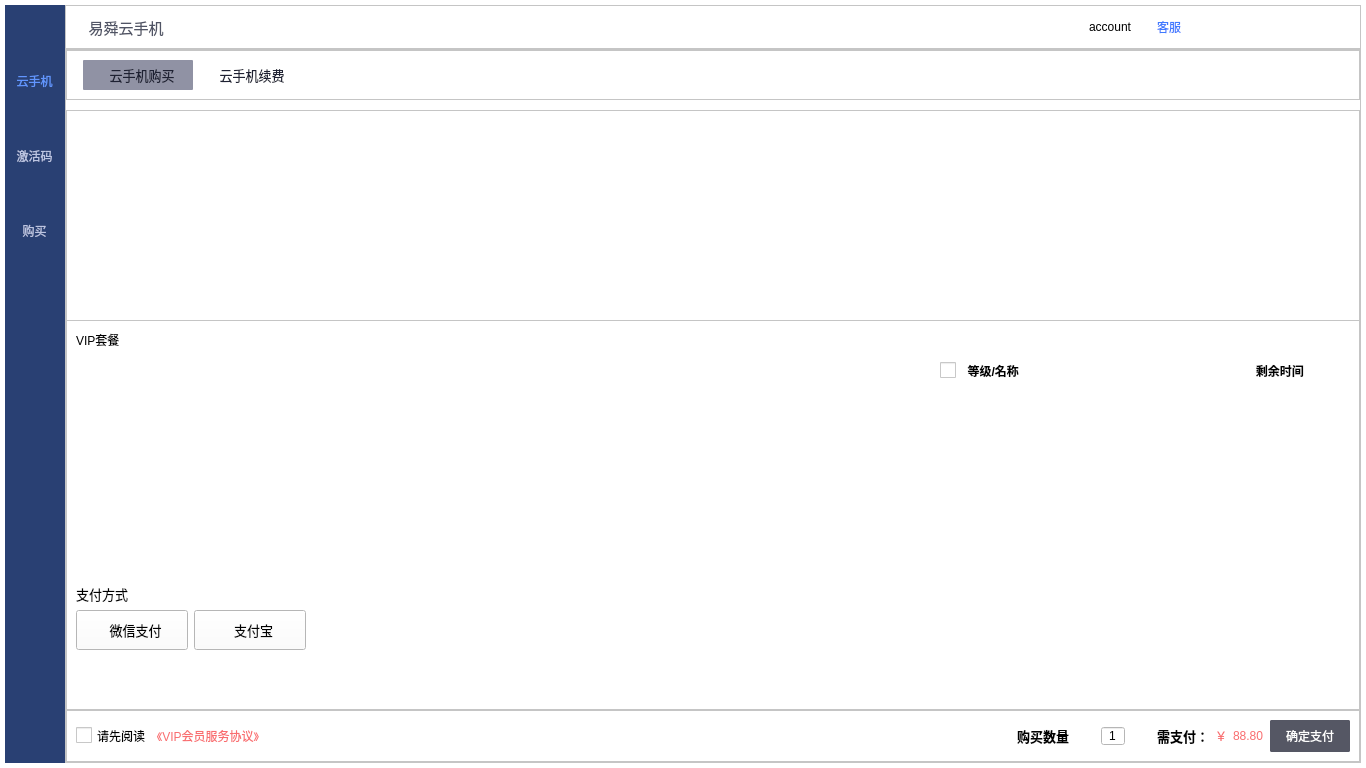
This is mainwindow.ui in ZhouMei20220810/TEST as Qt 5 draws it before an edit. The edited form follows.
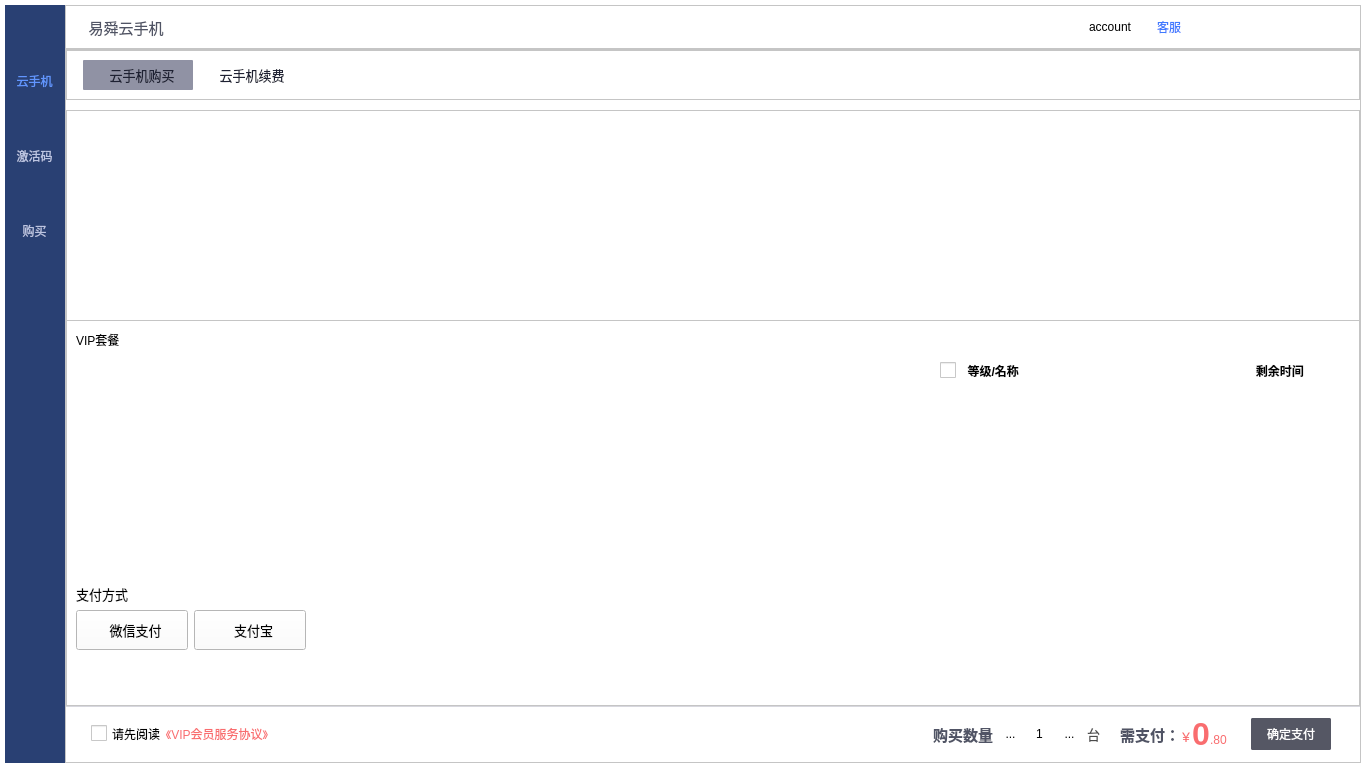
This is the edited form. The open tabs and pages were chosen to show the change. Icons and pictures are not drawn. Custom widgets are drawn as their Qt base class.

```diff
--- a/mainwindow.ui
+++ b/mainwindow.ui
@@ -10,6 +10,12 @@
     <height>768</height>
    </rect>
   </property>
+  <property name="minimumSize">
+   <size>
+    <width>0</width>
+    <height>0</height>
+   </size>
+  </property>
   <property name="windowTitle">
    <string>MainWindow</string>
   </property>
@@ -3624,8 +3630,8 @@
                     <rect>
                      <x>0</x>
                      <y>0</y>
-                     <width>1272</width>
-                     <height>200</height>
+                     <width>1290</width>
+                     <height>218</height>
                     </rect>
                    </property>
                    <property name="mouseTracking">
@@ -3643,7 +3649,7 @@
                 <bool>true</bool>
                </property>
                <property name="styleSheet">
-                <string notr="true">QFrame {border-bottom: 1px solid #D7D7DE;}</string>
+                <string notr="true"/>
                </property>
                <property name="frameShape">
                 <enum>QFrame::StyledPanel</enum>
@@ -3835,6 +3841,9 @@
                       <property name="mouseTracking">
                        <bool>true</bool>
                       </property>
+                      <property name="styleSheet">
+                       <string notr="true">QFrame {border-bottom: 1px solid #D7D7DE;}</string>
+                      </property>
                       <layout class="QVBoxLayout" name="verticalLayout_7">
                        <item>
                         <layout class="QHBoxLayout" name="horizontalLayout_12">
@@ -4264,6 +4273,15 @@
                  <height>0</height>
                 </size>
                </property>
+               <property name="maximumSize">
+                <size>
+                 <width>16777215</width>
+                 <height>56</height>
+                </size>
+               </property>
+               <property name="styleSheet">
+                <string notr="true">QFrame {border-top: 1px solid #D7D7DE;}</string>
+               </property>
                <property name="frameShape">
                 <enum>QFrame::StyledPanel</enum>
                </property>
@@ -4271,6 +4289,15 @@
                 <enum>QFrame::Raised</enum>
                </property>
                <layout class="QHBoxLayout" name="horizontalLayout_7">
+                <property name="spacing">
+                 <number>0</number>
+                </property>
+                <property name="leftMargin">
+                 <number>24</number>
+                </property>
+                <property name="rightMargin">
+                 <number>28</number>
+                </property>
                 <item>
                  <widget class="QCheckBox" name="checkBox">
                   <property name="cursor">
@@ -4352,43 +4379,129 @@
                  </spacer>
                 </item>
                 <item>
+                 <widget class="QFrame" name="frame_25">
+                  <property name="minimumSize">
+                   <size>
+                    <width>0</width>
+                    <height>0</height>
+                   </size>
+                  </property>
+                  <property name="styleSheet">
+                   <string notr="true">border:none;</string>
+                  </property>
+                  <property name="frameShape">
+                   <enum>QFrame::StyledPanel</enum>
+                  </property>
+                  <property name="frameShadow">
+                   <enum>QFrame::Raised</enum>
+                  </property>
+                  <layout class="QHBoxLayout" name="horizontalLayout_14">
+                   <property name="spacing">
+                    <number>8</number>
+                   </property>
+                   <property name="leftMargin">
+                    <number>0</number>
+                   </property>
+                   <property name="topMargin">
+                    <number>0</number>
+                   </property>
+                   <property name="rightMargin">
+                    <number>20</number>
+                   </property>
+                   <property name="bottomMargin">
+                    <number>0</number>
+                   </property>
+                   <item>
+                    <widget class="QToolButton" name="toolBtnBuyNumberTips">
+                     <property name="minimumSize">
+                      <size>
+                       <width>16</width>
+                       <height>16</height>
+                      </size>
+                     </property>
+                     <property name="cursor">
+                      <cursorShape>PointingHandCursor</cursorShape>
+                     </property>
+                     <property name="mouseTracking">
+                      <bool>true</bool>
+                     </property>
+                     <property name="toolTip">
+                      <string>单次限购200台</string>
+                     </property>
+                     <property name="styleSheet">
+                      <string notr="true">QToolButton {
+border:none;
+background:transparent;
+}
+QToolButton:hover  {
+border:none;
+background:transparent;
+}
+QToolButton:pressed  {
+border:none;
+background:transparent;
+}
+QToolButton:clicked  {
+border:none;
+background:transparent;
+}</string>
+                     </property>
+                     <property name="text">
+                      <string/>
+                     </property>
+                     <property name="icon">
+                      <iconset resource="res.qrc">
+                       <normaloff>:/main/resource/buy/buyNumberTips.png</normaloff>:/main/resource/buy/buyNumberTips.png</iconset>
+                     </property>
+                     <property name="autoRaise">
+                      <bool>true</bool>
+                     </property>
+                    </widget>
+                   </item>
+                   <item>
                  <widget class="QLabel" name="label_6">
                   <property name="font">
                    <font>
-                    <pointsize>10</pointsize>
+                       <pointsize>11</pointsize>
                     <bold>true</bold>
                    </font>
                   </property>
                   <property name="mouseTracking">
                    <bool>true</bool>
                   </property>
+                     <property name="styleSheet">
+                      <string notr="true">color:#505465;</string>
+                     </property>
                   <property name="text">
                    <string>购买数量</string>
                   </property>
                  </widget>
                 </item>
                 <item>
-                 <widget class="QPushButton" name="btnDecrese">
-                  <property name="minimumSize">
-                   <size>
-                    <width>20</width>
-                    <height>20</height>
-                   </size>
-                  </property>
-                  <property name="maximumSize">
-                   <size>
-                    <width>20</width>
-                    <height>20</height>
-                   </size>
-                  </property>
+                    <widget class="QToolButton" name="toolBtnSub">
                   <property name="cursor">
                    <cursorShape>PointingHandCursor</cursorShape>
                   </property>
-                  <property name="mouseTracking">
-                   <bool>true</bool>
+                     <property name="styleSheet">
+                      <string notr="true">QToolButton {
+border:none;
+background:transparent;
+}
+QToolButton:hover  {
+border:none;
+background:transparent;
+}
+QToolButton:pressed  {
+border:none;
+background:transparent;
+}
+QToolButton:clicked  {
+border:none;
+background:transparent;
+}</string>
                   </property>
                   <property name="text">
-                   <string/>
+                      <string>...</string>
                   </property>
                   <property name="icon">
                    <iconset resource="res.qrc">
@@ -4400,7 +4513,7 @@
                     <height>20</height>
                    </size>
                   </property>
-                  <property name="flat">
+                     <property name="autoRaise">
                    <bool>true</bool>
                   </property>
                  </widget>
@@ -4419,6 +4532,9 @@
                     <height>18</height>
                    </size>
                   </property>
+                     <property name="styleSheet">
+                      <string notr="true">border:none;</string>
+                     </property>
                   <property name="text">
                    <string>1</string>
                   </property>
@@ -4428,27 +4544,30 @@
                  </widget>
                 </item>
                 <item>
-                 <widget class="QPushButton" name="btnAdd">
-                  <property name="minimumSize">
-                   <size>
-                    <width>20</width>
-                    <height>20</height>
-                   </size>
-                  </property>
-                  <property name="maximumSize">
-                   <size>
-                    <width>20</width>
-                    <height>20</height>
-                   </size>
-                  </property>
+                    <widget class="QToolButton" name="toolBtnAdd">
                   <property name="cursor">
                    <cursorShape>PointingHandCursor</cursorShape>
                   </property>
-                  <property name="mouseTracking">
-                   <bool>true</bool>
+                     <property name="styleSheet">
+                      <string notr="true">QToolButton {
+border:none;
+background:transparent;
+}
+QToolButton:hover  {
+border:none;
+background:transparent;
+}
+QToolButton:pressed  {
+border:none;
+background:transparent;
+}
+QToolButton:clicked  {
+border:none;
+background:transparent;
+}</string>
                   </property>
                   <property name="text">
-                   <string/>
+                      <string>...</string>
                   </property>
                   <property name="icon">
                    <iconset resource="res.qrc">
@@ -4460,22 +4579,76 @@
                     <height>20</height>
                    </size>
                   </property>
-                  <property name="flat">
+                     <property name="autoRaise">
                    <bool>true</bool>
                   </property>
                  </widget>
                 </item>
+                   <item>
+                    <widget class="QLabel" name="label">
+                     <property name="font">
+                      <font>
+                       <pointsize>10</pointsize>
+                      </font>
+                     </property>
+                     <property name="styleSheet">
+                      <string notr="true">color:#4A4A4A;</string>
+                     </property>
+                     <property name="text">
+                      <string>台</string>
+                     </property>
+                    </widget>
+                   </item>
+                  </layout>
+                 </widget>
+                </item>
+                <item>
+                 <widget class="QFrame" name="frame_26">
+                  <property name="minimumSize">
+                   <size>
+                    <width>0</width>
+                    <height>0</height>
+                   </size>
+                  </property>
+                  <property name="styleSheet">
+                   <string notr="true">border:none;</string>
+                  </property>
+                  <property name="frameShape">
+                   <enum>QFrame::StyledPanel</enum>
+                  </property>
+                  <property name="frameShadow">
+                   <enum>QFrame::Raised</enum>
+                  </property>
+                  <layout class="QHBoxLayout" name="horizontalLayout_35">
+                   <property name="spacing">
+                    <number>0</number>
+                   </property>
+                   <property name="leftMargin">
+                    <number>0</number>
+                   </property>
+                   <property name="topMargin">
+                    <number>0</number>
+                   </property>
+                   <property name="rightMargin">
+                    <number>24</number>
+                   </property>
+                   <property name="bottomMargin">
+                    <number>0</number>
+                   </property>
                 <item>
                  <widget class="QLabel" name="label_7">
                   <property name="font">
                    <font>
-                    <pointsize>10</pointsize>
+                       <pointsize>11</pointsize>
                     <bold>true</bold>
                    </font>
                   </property>
                   <property name="mouseTracking">
                    <bool>true</bool>
                   </property>
+                     <property name="styleSheet">
+                      <string notr="true">color:#505465;</string>
+                     </property>
                   <property name="text">
                    <string>需支付：</string>
                   </property>
@@ -4483,6 +4656,18 @@
                 </item>
                 <item>
                  <widget class="QLabel" name="label_19">
+                     <property name="minimumSize">
+                      <size>
+                       <width>0</width>
+                       <height>24</height>
+                      </size>
+                     </property>
+                     <property name="maximumSize">
+                      <size>
+                       <width>16777215</width>
+                       <height>24</height>
+                      </size>
+                     </property>
                   <property name="mouseTracking">
                    <bool>true</bool>
                   </property>
@@ -4492,10 +4677,44 @@
                   <property name="text">
                    <string>￥</string>
                   </property>
+                     <property name="alignment">
+                      <set>Qt::AlignBottom|Qt::AlignLeading|Qt::AlignLeft</set>
+                     </property>
+                    </widget>
+                   </item>
+                   <item>
+                    <widget class="QLabel" name="labelPayMoneyInteger">
+                     <property name="font">
+                      <font>
+                       <pointsize>24</pointsize>
+                       <bold>true</bold>
+                      </font>
+                     </property>
+                     <property name="styleSheet">
+                      <string notr="true">color:#F96D6F;</string>
+                     </property>
+                     <property name="text">
+                      <string>0</string>
+                     </property>
+                     <property name="alignment">
+                      <set>Qt::AlignBottom|Qt::AlignLeading|Qt::AlignLeft</set>
+                     </property>
                  </widget>
                 </item>
                 <item>
                  <widget class="QLabel" name="labelPayMoney">
+                     <property name="minimumSize">
+                      <size>
+                       <width>0</width>
+                       <height>26</height>
+                      </size>
+                     </property>
+                     <property name="maximumSize">
+                      <size>
+                       <width>16777215</width>
+                       <height>26</height>
+                      </size>
+                     </property>
                   <property name="mouseTracking">
                    <bool>true</bool>
                   </property>
@@ -4503,8 +4722,14 @@
                    <string notr="true">color:#F96D6F;</string>
                   </property>
                   <property name="text">
-                   <string>88.80</string>
-                  </property>
+                      <string>.80</string>
+                     </property>
+                     <property name="alignment">
+                      <set>Qt::AlignBottom|Qt::AlignLeading|Qt::AlignLeft</set>
+                     </property>
+                    </widget>
+                   </item>
+                  </layout>
                  </widget>
                 </item>
                 <item>
```
Left out of the diff: 19 changed lines with no effect on the pictures. Lines whose indentation alone changed are shown as unchanged.
